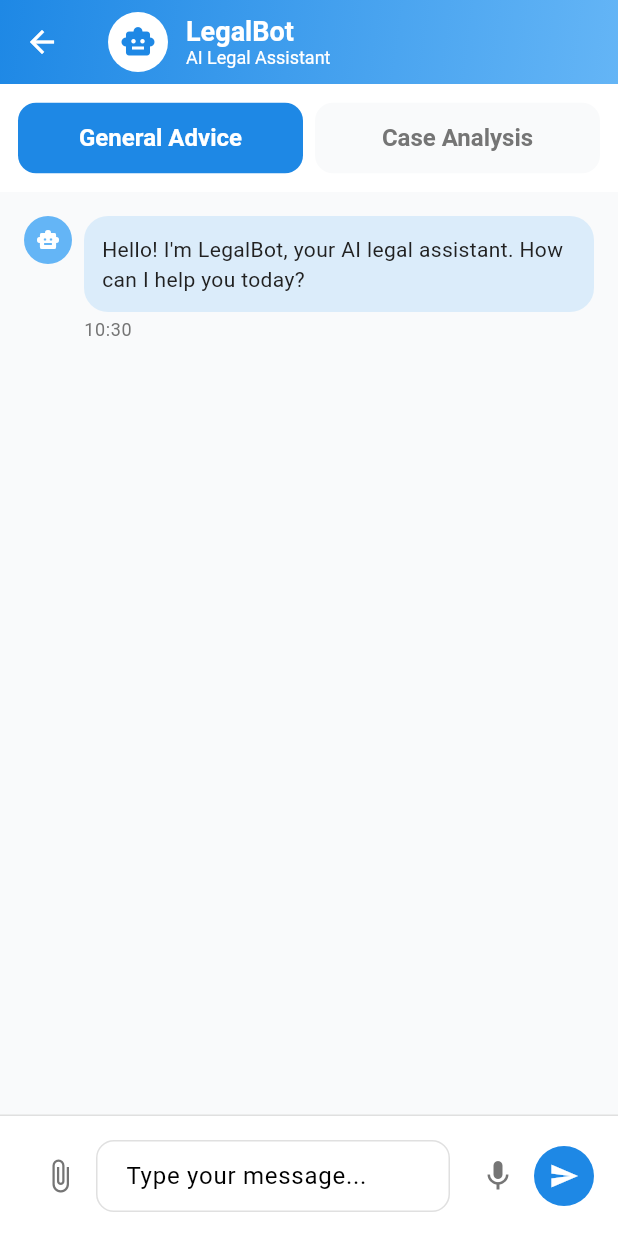
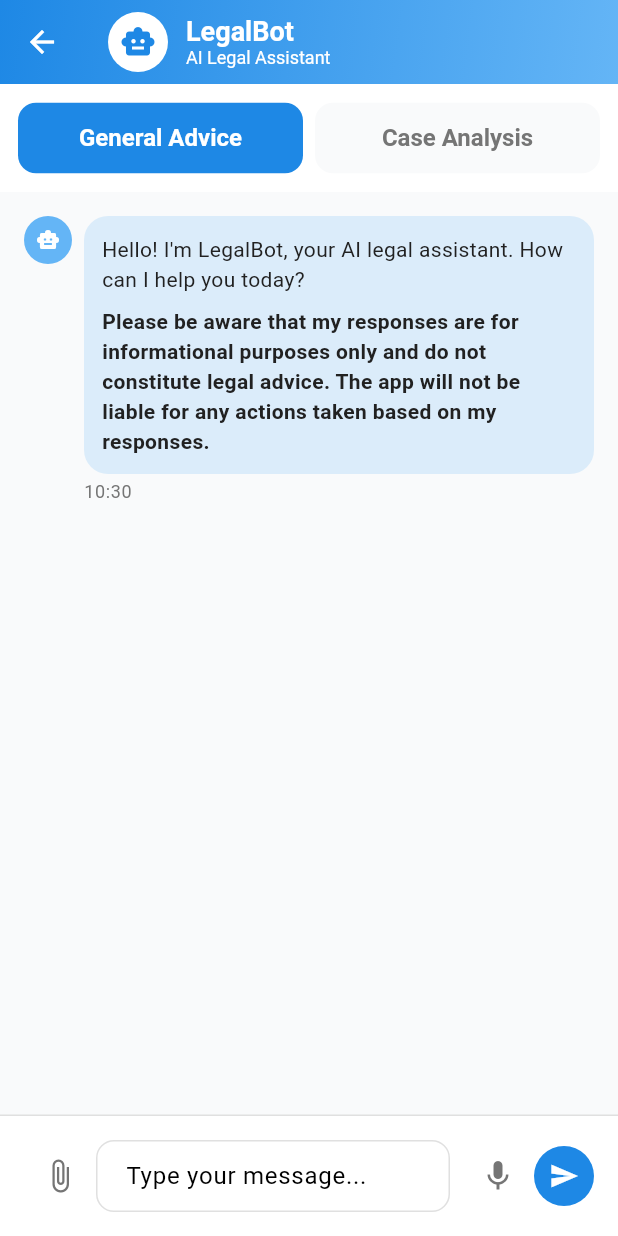
Before and after one commit to shadabtanjeed/CaseMate, a Flutter app: the ChatbotScreen screen opened directly with empty values, after a tap on the "send" icon, on a phone screen of 412 x 824 dp. Run offline on Flutter 3.47's test engine with Material 3 defaults, Android fonts, the phone set to English and light mode, and no system bars; drawn by our look-alikes of flutter_markdown; our stand-ins replace equatable, flutter_dotenv, flutter_riverpod, flutter_secure_storage, google_fonts; accounts and stored records are empty.

Commit message:
chatbot responds in md format

```diff
--- a/frontend/lib/features/chat/presentation/screens/chatbot_screen.dart
+++ b/frontend/lib/features/chat/presentation/screens/chatbot_screen.dart
@@ -1,6 +1,7 @@
 import 'package:flutter/material.dart';
 import '../../../../core/theme/app_theme.dart';
 import '../../data/chatbot_api_service.dart';
+import 'package:flutter_markdown/flutter_markdown.dart';
 
 class ChatbotScreen extends StatefulWidget {
   final VoidCallback onBack;
@@ -18,11 +19,15 @@ class ChatbotScreen extends StatefulWidget {
 
 class _ChatbotScreenState extends State<ChatbotScreen> {
   final TextEditingController _messageController = TextEditingController();
+
   final List<ChatMessage> _messages = [
     ChatMessage(
       isBot: true,
-      message:
-          "Hello! I'm LegalBot, your AI legal assistant. How can I help you today?",
+      message: '''
+Hello! I'm LegalBot, your AI legal assistant. How can I help you today?
+
+**Please be aware that my responses are for informational purposes only and do not constitute legal advice. The app will not be liable for any actions taken based on my responses.**
+''',
       timestamp: DateTime.now(),
     ),
   ];
@@ -51,11 +56,11 @@ class _ChatbotScreenState extends State<ChatbotScreen> {
     _messageController.clear();
 
     try {
-      final answer = await _apiService.getChatbotAnswer(text);
+      final String answer = await _apiService.getChatbotAnswer(text);
       setState(() {
         _messages.add(ChatMessage(
           isBot: true,
-          message: answer,
+          message: (answer.isNotEmpty) ? answer : 'I do not know',
           timestamp: DateTime.now(),
         ));
       });
@@ -211,10 +216,21 @@ class _ChatbotScreenState extends State<ChatbotScreen> {
                         : AppTheme.borderColor,
                     borderRadius: BorderRadius.circular(16),
                   ),
-                  child: Text(
-                    message.message,
-                    style: const TextStyle(color: AppTheme.textPrimary),
-                  ),
+                  // render markdown for bot messages, plain text for user messages
+                  child: message.isBot
+                      ? MarkdownBody(
+                          data: message.message,
+                          selectable: false,
+                          styleSheet:
+                              MarkdownStyleSheet.fromTheme(Theme.of(context))
+                                  .copyWith(
+                            p: const TextStyle(color: AppTheme.textPrimary),
+                          ),
+                        )
+                      : Text(
+                          message.message,
+                          style: const TextStyle(color: AppTheme.textPrimary),
+                        ),
                 ),
                 const SizedBox(height: 4),
                 Text(
--- a/frontend/pubspec.yaml
+++ b/frontend/pubspec.yaml
@@ -25,6 +25,7 @@ dependencies:
   # Utilities
   equatable: ^2.0.5
   flutter_dotenv: ^6.0.0
+  flutter_markdown: ^0.7.7+1
 
 dev_dependencies:
   flutter_test:
```
Also changed, not shown: 1 other file.
